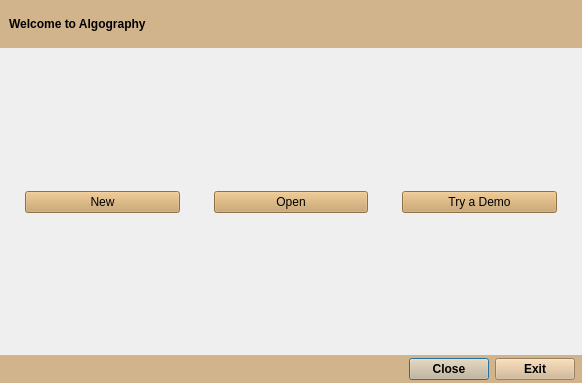
The window that getstarteddlg.ui (jarred-new/algography) describes before a commit, drawn with Qt 5.
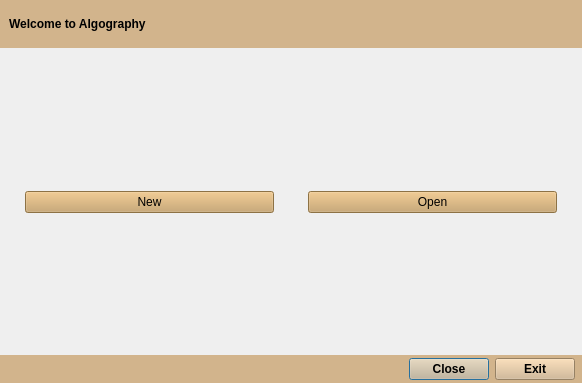
The same window after the commit. Icons and pictures are not drawn.

What changed in the file:
```diff
--- a/getstarteddlg.ui
+++ b/getstarteddlg.ui
@@ -136,27 +136,6 @@
          </property>
         </widget>
        </item>
-       <item>
-        <widget class="QPushButton" name="pushButton_3">
-         <property name="styleSheet">
-          <string notr="true">font: italic 22pt &quot;Garamond&quot;;
-background-color: rgb(198, 159, 97);</string>
-         </property>
-         <property name="text">
-          <string>Try a Demo</string>
-         </property>
-         <property name="icon">
-          <iconset resource="res.qrc">
-           <normaloff>:/menu_ico/demo.ico</normaloff>:/menu_ico/demo.ico</iconset>
-         </property>
-         <property name="iconSize">
-          <size>
-           <width>48</width>
-           <height>48</height>
-          </size>
-         </property>
-        </widget>
-       </item>
       </layout>
      </item>
      <item>
```
Left out of the diff: 4 changed lines with no effect on the pictures.
